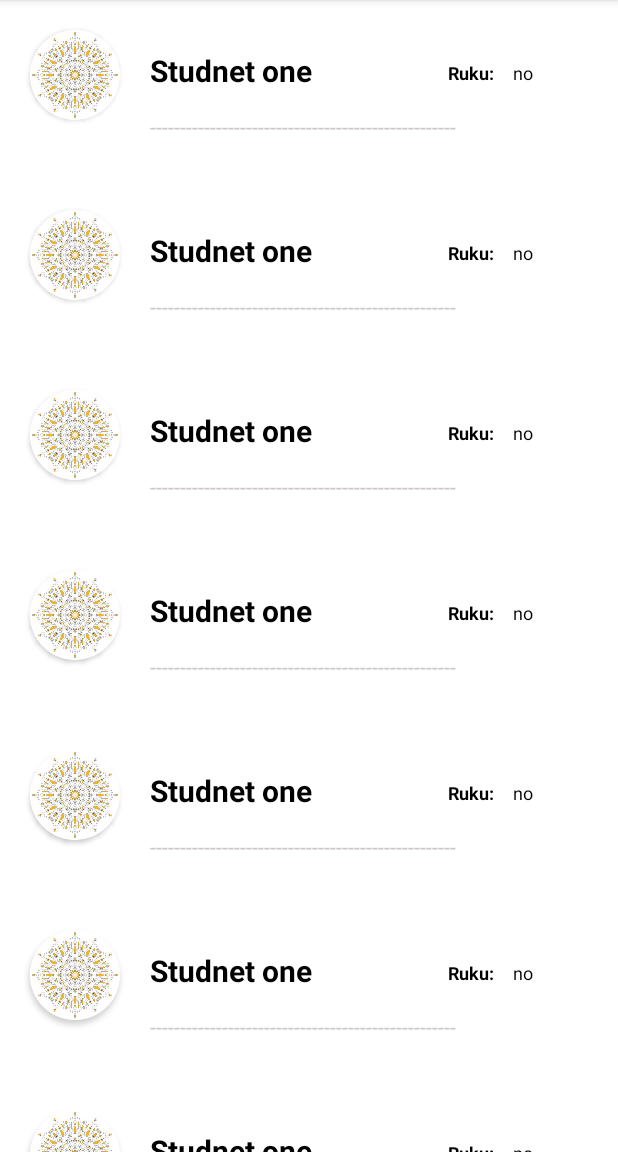
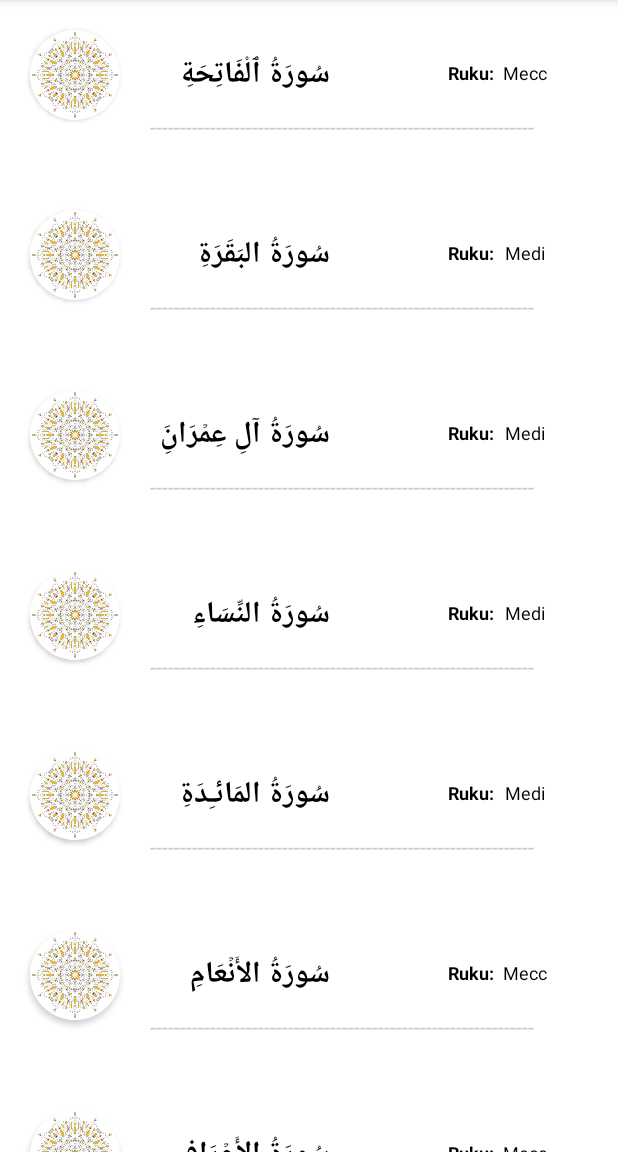
Before and after one commit to AAMNATARIQ/QuranApplicationFinalProject, an Android app: the d4 screen opened directly, with no data from a screen before it, on a phone screen of 412 x 824 dp, the part 84-1236 px from its top. Run offline under Robolectric (Android 15) with nearby library versions, the phone set to English and light mode, and no system bars.

Commit message:
adding data to recycler view

```diff
--- a/app/src/main/java/amnatariq/org/quranapplicationfinalproject/Adapter.java
+++ b/app/src/main/java/amnatariq/org/quranapplicationfinalproject/Adapter.java
@@ -1,41 +1,128 @@
 package amnatariq.org.quranapplicationfinalproject;
 
-import android.content.Context;
+//import android.content.Context;
+//import android.view.LayoutInflater;
+//import android.view.View;
+//import android.view.ViewGroup;
+//
+//import androidx.annotation.NonNull;
+//import androidx.recyclerview.widget.RecyclerView;
+//
+//import java.util.List;
+//
+//public class Adapter extends RecyclerView.Adapter<Adapter.ViewHolder>{
+//
+//    LayoutInflater inflater;
+//
+//    public Adapter(List<ModalClass> userList, Context context){
+//        this.inflater = LayoutInflater.from(context);
+//    }
+//
+//    @NonNull
+//    @Override
+//    public ViewHolder onCreateViewHolder(@NonNull ViewGroup parent, int viewType) {
+//        View view = inflater.inflate(R.layout.custom_layout,parent,false);
+//        return new ViewHolder(view);
+//    }
+//
+//    @Override
+//    public void onBindViewHolder(@NonNull ViewHolder holder, int position) {
+//
+//    }
+//
+//    @Override
+//    public int getItemCount() {
+//        return 30;
+//    }
+//
+//    public class ViewHolder extends RecyclerView.ViewHolder{
+//        public ViewHolder(@NonNull View itemView){
+//            super(itemView);
+//        }
+//    }
+//}
+
+
 import android.view.LayoutInflater;
 import android.view.View;
 import android.view.ViewGroup;
+import android.widget.ImageView;
+import android.widget.TextView;
 
 import androidx.annotation.NonNull;
 import androidx.recyclerview.widget.RecyclerView;
 
-public class Adapter extends RecyclerView.Adapter<Adapter.ViewHolder>{
+import java.util.List;
 
-    LayoutInflater inflater;
+public class Adapter extends RecyclerView.Adapter<Adapter.ViewHolder> {
 
-    public Adapter(Context context){
-        this.inflater = LayoutInflater.from(context);
+    private final RecyclerViewInterface rvi;
+
+    private List<ModalClass> userList;
+
+    public Adapter(List<ModalClass> userList, RecyclerViewInterface recyclerViewInterface){
+        this.userList = userList;
+        this.rvi = recyclerViewInterface;
     }
 
     @NonNull
     @Override
-    public ViewHolder onCreateViewHolder(@NonNull ViewGroup parent, int viewType) {
-        View view = inflater.inflate(R.layout.custom_layout,parent,false);
-        return new ViewHolder(view);
+    public Adapter.ViewHolder onCreateViewHolder(@NonNull ViewGroup parent, int viewType) {
+        View view = LayoutInflater.from(parent.getContext()).inflate(R.layout.custom_layout,parent,false);
+        return new ViewHolder(view,rvi);
     }
 
     @Override
-    public void onBindViewHolder(@NonNull ViewHolder holder, int position) {
+    public void onBindViewHolder(@NonNull Adapter.ViewHolder holder, int position) {
 
+        //int resource = userList.get(position).getImageview1();
+        String name = userList.get(position).getSurahName();
+        String type = userList.get(position).getSurahType();
+
+
+        holder.setData(name,type);
+        //holder.setData(resource,name,msg,status,line);
     }
 
     @Override
     public int getItemCount() {
-        return 30;
+        return userList.size();
     }
 
-    public class ViewHolder extends RecyclerView.ViewHolder{
-        public ViewHolder(@NonNull View itemView){
+    public class ViewHolder extends RecyclerView.ViewHolder
+    {
+        private TextView textView1;
+        private TextView textView3;
+
+
+
+        public ViewHolder(@NonNull View itemView,RecyclerViewInterface recyclerViewInterface)
+        {
             super(itemView);
+            textView1 = itemView.findViewById((R.id.textview));
+            textView3 = itemView.findViewById((R.id.textview3));
+
+            itemView.setOnClickListener(new View.OnClickListener() {
+                @Override
+                public void onClick(View v) {
+                    if(recyclerViewInterface!=null)
+                    {
+//                        int pos = getAbsoluteAdapterPosition();
+                        int pos=0;
+                        if(pos!=RecyclerView.NO_POSITION)
+                        {
+                            recyclerViewInterface.onItemClick(pos);
+                        }
+                    }
+                }
+            });
+
+        }
+
+        public void setData(String name, String msg) {
+            //imageView.setImageResource(resource);
+            textView1.setText(name);
+            textView3.setText(msg);
         }
     }
 }
--- /dev/null
+++ b/app/src/main/java/amnatariq/org/quranapplicationfinalproject/ModalClass.java
@@ -0,0 +1,27 @@
+package amnatariq.org.quranapplicationfinalproject;
+
+public class ModalClass {
+    public String SurahName;
+    public String SurahType;
+
+    public ModalClass(String surahName, String surahType) {
+        SurahName = surahName;
+        SurahType = surahType;
+    }
+
+    public String getSurahName() {
+        return SurahName;
+    }
+
+    public void setSurahName(String surahName) {
+        SurahName = surahName;
+    }
+
+    public String getSurahType() {
+        return SurahType;
+    }
+
+    public void setSurahType(String surahType) {
+        SurahType = surahType;
+    }
+}
--- /dev/null
+++ b/app/src/main/java/amnatariq/org/quranapplicationfinalproject/RecyclerViewInterface.java
@@ -0,0 +1,5 @@
+package amnatariq.org.quranapplicationfinalproject;
+
+public interface RecyclerViewInterface {
+    void onItemClick(int position);
+}
--- /dev/null
+++ b/app/src/main/java/amnatariq/org/quranapplicationfinalproject/Surah.java
@@ -0,0 +1,14 @@
+package amnatariq.org.quranapplicationfinalproject;
+
+import androidx.appcompat.app.AppCompatActivity;
+
+import android.os.Bundle;
+
+public class Surah extends AppCompatActivity {
+
+    @Override
+    protected void onCreate(Bundle savedInstanceState) {
+        super.onCreate(savedInstanceState);
+        setContentView(R.layout.activity_surah);
+    }
+}
--- a/app/src/main/java/amnatariq/org/quranapplicationfinalproject/d4.java
+++ b/app/src/main/java/amnatariq/org/quranapplicationfinalproject/d4.java
@@ -4,21 +4,203 @@ import androidx.appcompat.app.AppCompatActivity;
 import androidx.recyclerview.widget.LinearLayoutManager;
 import androidx.recyclerview.widget.RecyclerView;
 
+import android.content.Intent;
 import android.os.Bundle;
 
-public class d4 extends AppCompatActivity {
+import java.util.ArrayList;
+import java.util.List;
+
+public class d4 extends AppCompatActivity implements RecyclerViewInterface{
 
     RecyclerView recyclerView;
     Adapter adapter;
+
+    LinearLayoutManager layoutManager;
+    List<ModalClass> userList;
 
     @Override
     protected void onCreate(Bundle savedInstanceState) {
         super.onCreate(savedInstanceState);
         setContentView(R.layout.activity_d4);
 
+//        recyclerView = findViewById(R.id.recyclerView);
+//        adapter = new Adapter(userList, this);
+//        recyclerView.setLayoutManager(new LinearLayoutManager(this));
+//        recyclerView.setAdapter(adapter);
+
+        initData();
+        initRecyclerView();
+
+
+    }
+    private void initData() {
+
+        userList = new ArrayList<>();
+        userList.add(new ModalClass("سُورَةُ ٱلْفَاتِحَةِ","Meccan"));
+        userList.add(new ModalClass("سُورَةُ البَقَرَةِ","Medinan"));
+        userList.add(new ModalClass("سُورَةُ آلِ عِمۡرَانَِ","Medinan"));
+        userList.add(new ModalClass("سُورَةُ النِّسَاءِ","Medinan"));
+        userList.add(new ModalClass("سُورَةُ المَائـِدَةِ","Medinan"));
+        userList.add(new ModalClass("سُورَةُ الأَنۡعَامِ","Meccan"));
+        userList.add(new ModalClass("سُورَةُ الأَعۡرَافِ","Meccan"));
+        userList.add(new ModalClass("سُورَةُ الأَنفَالِ","Medinan"));
+        userList.add(new ModalClass("سُورَةُ التَّوۡبَةِ","Medinan"));
+        userList.add(new ModalClass("سُورَةُ يُونُسَ","Meccan"));
+        userList.add(new ModalClass("سُورَةُ هُودٍ","Meccan"));
+        userList.add(new ModalClass("سُورَةُ يُوسُفَ","Meccan"));
+        userList.add(new ModalClass("سُورَةُ الرَّعۡدِ","Medinan"));
+        userList.add(new ModalClass("سُورَةُ إِبۡرَاهِيمَ","Meccan"));
+        userList.add(new ModalClass("سُورَةُ الحِجۡرَ","Meccan"));
+        userList.add(new ModalClass("سُورَةُ النَّحۡلِ","Meccan"));
+        userList.add(new ModalClass("سُورَةُ الإِسۡرَاء","Meccan"));
+        userList.add(new ModalClass("سُورَةُ الكَهۡفِ","Meccan"));
+        userList.add(new ModalClass("سُورَةُ مَرۡيَمَ\nِ","Meccan"));
+        userList.add(new ModalClass("سُورَةُ طه\n","Meccan"));
+        userList.add(new ModalClass("سُورَةُ الأَنبِيَاءِ\nِ","Meccan"));
+
+        userList.add(new ModalClass("سُورَةُ الحَجِّ\n","Medinan"));
+        userList.add(new ModalClass("سُورَةُ المُؤۡمِنُونَ","Meccan"));
+        userList.add(new ModalClass("سُورَةُ النُّورِ\n","Medinan"));
+
+        userList.add(new ModalClass("سُورَةُ الفُرۡقَان","Meccan"));
+        userList.add(new ModalClass("سُورَةُ الشُّعَرَاءِ","Meccan"));
+        userList.add(new ModalClass("سُورَةُ النَّمۡلِ\n","Meccan"));
+
+        userList.add(new ModalClass("سُورَةُ القَصَصِ\n","Meccan"));
+        userList.add(new ModalClass("سُورَةُ العَنكَبُوتِ\n","Meccan"));
+        userList.add(new ModalClass("سُورَةُ الرُّومِ\n","Meccan"));
+
+        userList.add(new ModalClass("سُورَةُ لُقۡمَانَ\n","Meccan"));
+        userList.add(new ModalClass("سُورَةُ السَّجۡدَةِ\n","Meccan"));
+        userList.add(new ModalClass("سُورَةُ الأَحۡزَابِ\n","Medinan"));
+
+        userList.add(new ModalClass("سُورَةُ سَبَإٍ\n","Meccan"));
+        userList.add(new ModalClass("سُورَةُ فَاطِرٍ","Meccan"));
+        userList.add(new ModalClass("سُورَةُ يسٓ","Meccan"));
+
+        userList.add(new ModalClass("سُورَةُ الصَّافَّاتِ\n","Meccan"));
+        userList.add(new ModalClass("سُورَةُ صٓ\n","Meccan"));
+        userList.add(new ModalClass("سُورَةُ الزُّمَرِ\n","Meccan"));
+
+        userList.add(new ModalClass("سُورَةُ غَافِرٍ\n","Meccan"));
+        userList.add(new ModalClass("سُورَةُ فُصِّلَتۡ\n","Meccan"));
+        userList.add(new ModalClass("سُورَةُ الشُّورَىٰ\n","Meccan"));
+
+        userList.add(new ModalClass("سُورَةُ الزُّخۡرُفِ\n","Meccan"));
+        userList.add(new ModalClass("سُورَةُ الدُّخَانِ\n","Meccan"));
+
+        userList.add(new ModalClass("سُورَةُ الجَاثِيَةِ","Meccan"));
+
+        userList.add(new ModalClass("سُورَةُ الأَحۡقَافِ\n","Meccan"));
+        userList.add(new ModalClass("سُورَةُ مُحَمَّدٍ\nِ","Medinan"));
+        userList.add(new ModalClass("سُورَةُ الفَتۡحِ\n","Medinan"));
+
+        userList.add(new ModalClass("سُورَةُ الحُجُرَاتِ\n","Medinan"));
+        userList.add(new ModalClass("سُورَةُ قٓ\n","Meccan"));
+        userList.add(new ModalClass("سُورَةُ الذَّارِيَاتِ\n","Meccan"));
+
+        userList.add(new ModalClass("سُورَةُ الطُّورِ\n","Meccan"));
+        userList.add(new ModalClass("سُورَةُ النَّجۡمِ\n","Meccan"));
+        userList.add(new ModalClass("سُورَةُ القَمَرِ\n","Meccan"));
+
+        userList.add(new ModalClass("سُورَةُ الرَّحۡمَٰن\n","Medinan"));
+        userList.add(new ModalClass("سُورَةُ الوَاقِعَةِ\n","Meccan"));
+        userList.add(new ModalClass("سُورَةُ الحَدِيدِ\n","Medinan"));
+
+        userList.add(new ModalClass("سُورَةُ المُجَادلَةِ\n","Medinan"));
+        userList.add(new ModalClass("سُورَةُ الحَشۡرِ\n","Medinan"));
+        userList.add(new ModalClass("سُورَةُ المُمۡتَحنَةِ\n","Medinan"));
+
+        userList.add(new ModalClass("سُورَةُ الصَّفِّ\n","Medinan"));
+        userList.add(new ModalClass("سُورَةُ الجُمُعَةِ\n","Medinan"));
+        userList.add(new ModalClass("سُورَةُ المُنَافِقُونَ\n","Medinan"));
+
+        userList.add(new ModalClass("سُورَةُ التَّغَابُنِ\n","Medinan"));
+        userList.add(new ModalClass("سُورَةُ الطَّلَاقِ\n","Medinan"));
+        userList.add(new ModalClass("سُورَةُ التَّحۡرِيمِ\n","Medinan"));
+
+        userList.add(new ModalClass("سُورَةُ المُلۡكِ\n","Meccan"));
+        userList.add(new ModalClass("سُورَةُ القَلَمِ\n","Meccan"));
+        userList.add(new ModalClass("سُورَةُ الحَاقَّةِ\n","Meccan"));
+
+        userList.add(new ModalClass("سُورَةُ المَعَارِجِ\n","Meccan"));
+        userList.add(new ModalClass("سُورَةُ نُوحٍ\n","Meccan"));
+        userList.add(new ModalClass("سُورَةُ الجِنِّ\n","Meccan"));
+
+        userList.add(new ModalClass("سُورَةُ المُزَّمِّلِ\n","Meccan"));
+        userList.add(new ModalClass("سُورَةُ المُدَّثِّرِ","Meccan"));
+        userList.add(new ModalClass("سُورَةُ القِيَامَةِ\n","Meccan"));
+
+        userList.add(new ModalClass("سُورَةُ الإِنسَانِ\n","Medinan"));
+        userList.add(new ModalClass("سُورَةُ المُرۡسَلَاتِ\n","Meccan"));
+        userList.add(new ModalClass("سُورَةُ النَّبَإِ\n","Meccan"));
+        userList.add(new ModalClass("سُورَةُ النَّازِعَاتِ\n","Meccan"));
+        userList.add(new ModalClass("سُورَةُ عَبَسَ\n","Meccan"));
+        userList.add(new ModalClass("سُورَةُ التَّكۡوِيرِ\n","Meccan"));
+
+        userList.add(new ModalClass("سُورَةُ الانفِطَارِ\n","Meccan"));
+        userList.add(new ModalClass("سُورَةُ المُطَفِّفِينَ\n","Meccan"));
+        userList.add(new ModalClass("سُورَةُ الانشِقَاقِ\n","Meccan"));
+
+        userList.add(new ModalClass("سُورَةُ البُرُوجِ\n","Meccan"));
+        userList.add(new ModalClass("سُورَةُ الطَّارِقِ\n","Meccan"));
+        userList.add(new ModalClass("سُورَةُ الأَعۡلَىٰ\n","Meccan"));
+
+        userList.add(new ModalClass("سُورَةُ الغَاشِيَةِ\n","Meccan"));
+        userList.add(new ModalClass("سُورَةُ الفَجۡرِ\n","Meccan"));
+        userList.add(new ModalClass("سُورَةُ البَلَدِ\n","Meccan"));
+
+        userList.add(new ModalClass("سُورَةُ الشَّمۡسِ\n","Meccan"));
+        userList.add(new ModalClass("سُورَةُ اللَّيۡلِ\n","Meccan"));
+        userList.add(new ModalClass("سُورَةُ الضُّحَىٰ\n","Meccan"));
+
+        userList.add(new ModalClass("سُورَةُ الشَّرۡحِ\n","Meccan"));
+        userList.add(new ModalClass("سُورَةُ التِّينِ\n","Meccan"));
+        userList.add(new ModalClass("سُورَةُ العَلَقِ\n","Meccan"));
+
+        userList.add(new ModalClass("سُورَةُ القَدۡرِ\n","Meccan"));
+        userList.add(new ModalClass("سُورَةُ البَيِّنَةِ\n","Medinan"));
+        userList.add(new ModalClass("سُورَةُ الزَّلۡزَلَةِ\n","Medinan"));
+
+
+        userList.add(new ModalClass("سُورَةُ العَادِيَاتِ\n","Meccan"));
+        userList.add(new ModalClass("سُورَةُ القَارِعَةِ\n","Meccan"));
+        userList.add(new ModalClass("سُورَةُ التَّكَاثُرِ\n","Meccan"));
+
+        userList.add(new ModalClass("سُورَةُ العَصۡرِ\n","Meccan"));
+        userList.add(new ModalClass("سُورَةُ الهُمَزَةِ\n","Meccan"));
+        userList.add(new ModalClass("سُورَةُ الفِيلِ\n","Meccan"));
+
+        userList.add(new ModalClass("سُورَةُ قُرَيۡشٍ\n","Meccan"));
+        userList.add(new ModalClass("سُورَةُ المَاعُونِ\n","Meccan"));
+        userList.add(new ModalClass("سُورَةُ الكَوۡثَرِ\n","Meccan"));
+
+        userList.add(new ModalClass("سُورَةُ الكَافِرُونَ\n","Meccan"));
+        userList.add(new ModalClass("سُورَةُ النَّصۡرِ\n","Medinan"));
+        userList.add(new ModalClass("سُورَةُ المَسَدِ\n","Meccan"));
+
+        userList.add(new ModalClass("سُورَةُ الإِخۡلَاصِ\n","Meccan"));
+
+        userList.add(new ModalClass("سُورَةُ الفَلَقِ\n","Meccan"));
+        userList.add(new ModalClass("سُورَةُ النَّاسِ\n","Meccan"));
+
+    }
+
+
+    private void initRecyclerView() {
         recyclerView = findViewById(R.id.recyclerView);
-        adapter = new Adapter(this);
+        adapter = new Adapter(userList, this);
         recyclerView.setLayoutManager(new LinearLayoutManager(this));
         recyclerView.setAdapter(adapter);
+        adapter.notifyDataSetChanged();
+
+    }
+
+    @Override
+    public void onItemClick(int position) {
+        Intent intent=new Intent(this,Surah.class);
+        intent.putExtra("sName",userList.get(position).getSurahName());
+        intent.putExtra("sType",userList.get(position).getSurahType());
+        startActivity(intent);
     }
 }
--- /dev/null
+++ b/app/src/main/java/amnatariq/org/quranapplicationfinalproject/myClass.java
@@ -0,0 +1,6 @@
+//package amnatariq.org.quranapplicationfinalproject;
+//
+//public class myClass {
+//    private final String surah_name;
+//    private final String surah_ruku;
+//}
--- /dev/null
+++ b/app/src/main/res/layout/activity_surah.xml
@@ -0,0 +1,9 @@
+<?xml version="1.0" encoding="utf-8"?>
+<androidx.constraintlayout.widget.ConstraintLayout xmlns:android="http://schemas.android.com/apk/res/android"
+    xmlns:app="http://schemas.android.com/apk/res-auto"
+    xmlns:tools="http://schemas.android.com/tools"
+    android:layout_width="match_parent"
+    android:layout_height="match_parent"
+    tools:context=".Surah">
+
+</androidx.constraintlayout.widget.ConstraintLayout>
--- a/app/src/main/res/layout/custom_layout.xml
+++ b/app/src/main/res/layout/custom_layout.xml
@@ -68,7 +68,7 @@
         <TextView
             android:layout_width="match_parent"
             android:layout_height="20dp"
-            android:text="---------------------------------------------------"
+            android:text="----------------------------------------------------------------"
             android:textColor="#CDC7C7"
             android:id="@+id/divider"
             android:layout_marginTop="-5dp"
--- a/app/src/main/res/values/strings.xml
+++ b/app/src/main/res/values/strings.xml
@@ -1,7 +1,7 @@
 <resources>
     <string name="app_name">QuranApplicationFinalProject</string>
     <string name="navigration_open">Open Navigation drawer</string>
-    <string name = "navigration_close">Close Navigation drawer</string>
+    <string name="navigration_close">Close Navigation drawer</string>
 
 
 </resources>
```
Also changed, not shown: app/src/main/AndroidManifest.xml (+7 -0 lines).
